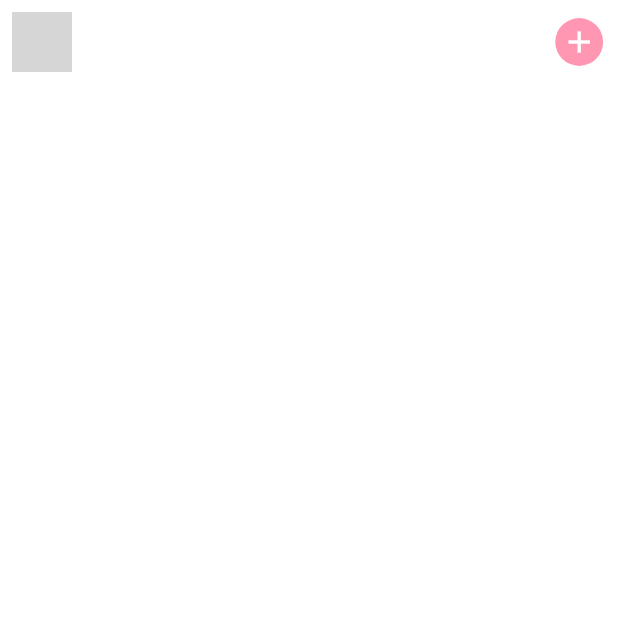
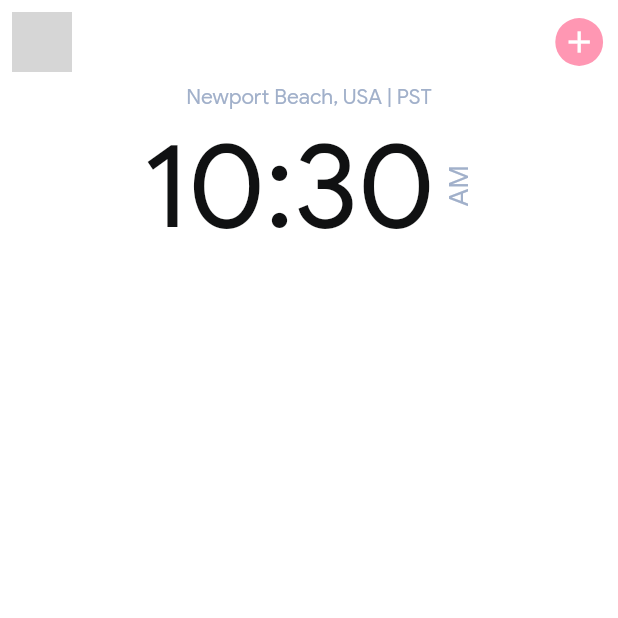
Before and after one commit to zendy199x/Flutter-Analog-Clock-Dark-Light-App, a Flutter app: the screen it shows after launch, on a phone screen of 412 x 824 dp, the top half of it. Run offline on Flutter 3.47's test engine with Material 2 defaults, Android fonts, the light colour scheme and no system bars; our stand-ins replace flutter_svg; grey boxes are pictures that could not be loaded.

Commit message:
feat: Digital Clock

```diff
--- /dev/null
+++ b/lib/screens/components/body.dart
@@ -0,0 +1,27 @@
+import 'package:analog_clock/screens/components/time_in_hour_and_minute.dart';
+import 'package:flutter/material.dart';
+
+class Body extends StatefulWidget {
+  const Body({Key? key}) : super(key: key);
+
+  @override
+  _BodyState createState() => _BodyState();
+}
+
+class _BodyState extends State<Body> {
+  @override
+  Widget build(BuildContext context) {
+    return SizedBox(
+      width: double.infinity,
+      child: Column(
+        children: [
+          Text(
+            "Newport Beach, USA | PST",
+            style: Theme.of(context).textTheme.bodyText2,
+          ),
+          const TimeInHourAndMinute(),
+        ],
+      ),
+    );
+  }
+}
--- /dev/null
+++ b/lib/screens/components/time_in_hour_and_minute.dart
@@ -0,0 +1,62 @@
+import 'dart:async';
+
+import 'package:analog_clock/size_config.dart';
+import 'package:flutter/material.dart';
+
+class TimeInHourAndMinute extends StatefulWidget {
+  const TimeInHourAndMinute({Key? key}) : super(key: key);
+
+  @override
+  _TimeInHourAndMinuteState createState() => _TimeInHourAndMinuteState();
+}
+
+class _TimeInHourAndMinuteState extends State<TimeInHourAndMinute> {
+  TimeOfDay _timeOfDay = TimeOfDay.now();
+  bool _hourOfPeriod = false;
+
+  @override
+  void initState() {
+    super.initState();
+    Timer.periodic(const Duration(seconds: 1), (timer) {
+      if (_timeOfDay.minute != TimeOfDay.now().minute) {
+        setState(() {
+          _timeOfDay = TimeOfDay.now();
+        });
+      }
+    });
+  }
+
+  @override
+  Widget build(BuildContext context) {
+    String _period = _timeOfDay.period == DayPeriod.am ? "AM" : "PM";
+
+    return GestureDetector(
+      onTap: () {
+        setState(() {
+          _hourOfPeriod = !_hourOfPeriod;
+        });
+      },
+      child: Row(
+        mainAxisAlignment: MainAxisAlignment.center,
+        children: [
+          Text(
+            // if you use _timeOfDay.hourOfPeriod then it will show 08:10 like that
+            // But we want 8:10
+            "${_hourOfPeriod ? _timeOfDay.hourOfPeriod : _timeOfDay.hour}:${_timeOfDay.minute > 9 ? _timeOfDay.minute : "0" + _timeOfDay.minute.toString()}",
+            style: Theme.of(context).textTheme.headline1,
+          ),
+          if (!_hourOfPeriod) ...[
+            const SizedBox(width: 5),
+            RotatedBox(
+              quarterTurns: 3,
+              child: Text(
+                _period,
+                style: TextStyle(fontSize: getProportionateScreenWidth(18)),
+              ),
+            ),
+          ],
+        ],
+      ),
+    );
+  }
+}
--- a/lib/screens/home_screen.dart
+++ b/lib/screens/home_screen.dart
@@ -1,3 +1,4 @@
+import 'package:analog_clock/screens/components/body.dart';
 import 'package:analog_clock/size_config.dart';
 import 'package:flutter/material.dart';
 import 'package:flutter_svg/svg.dart';
@@ -11,6 +12,7 @@ class HomeScreen extends StatelessWidget {
     SizeConfig().init(context);
     return Scaffold(
       appBar: buildAppBar(context),
+      body: const Body(),
     );
   }
 
--- a/lib/theme.dart
+++ b/lib/theme.dart
@@ -1,5 +1,6 @@
 import 'package:analog_clock/constants.dart';
 import 'package:flutter/material.dart';
+import 'package:flutter/widgets.dart';
 // import 'package:google_fonts/google_fonts.dart';
 
 // Our light/Primary Theme
@@ -61,7 +62,11 @@ ThemeData darkThemeData(BuildContext context) {
       bodyText1: TextStyle(color: kBodyTextColorDark),
       bodyText2: TextStyle(color: kBodyTextColorDark),
       headline4: TextStyle(color: kTitleTextDarkColor, fontSize: 32),
-      headline1: TextStyle(color: kTitleTextDarkColor, fontSize: 80),
+      headline1: TextStyle(
+        color: kTitleTextDarkColor,
+        fontWeight: FontWeight.w300,
+        fontSize: 80,
+      ),
     ),
   );
 }
```
Also changed, not shown: 2 other files.
